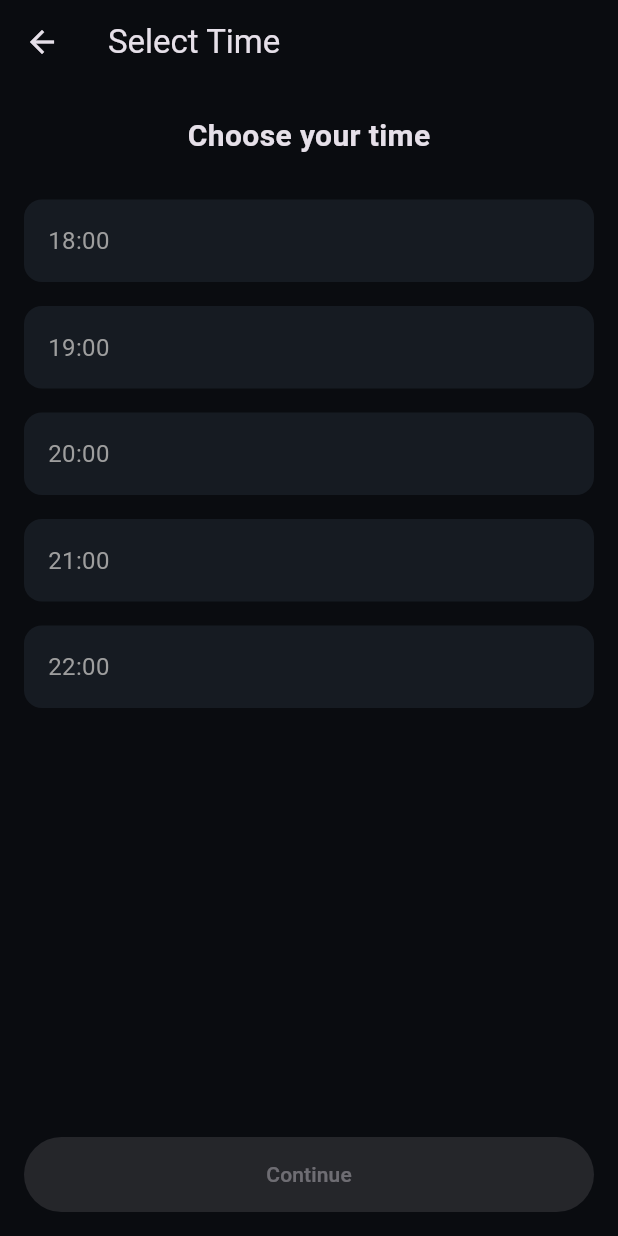
After one commit to AthayafiAM/billiard_app, a Flutter app: the SelectTimeScreen screen opened directly, on a phone screen of 412 x 824 dp. The commit adds this screen. Run offline on Flutter 3.47's test engine with Material 3 defaults, Android fonts, the phone set to English and light mode, and no system bars; network calls fail.

Commit message:
feat: complete booking flow (select table, select time, booking confirmation)

```diff
--- /dev/null
+++ b/lib/select_time_screen.dart
@@ -0,0 +1,103 @@
+import 'package:flutter/material.dart';
+import 'booking_confirmation_screen.dart';
+
+class SelectTimeScreen extends StatefulWidget {
+  const SelectTimeScreen({super.key});
+
+  @override
+  State<SelectTimeScreen> createState() => _SelectTimeScreenState();
+}
+
+class _SelectTimeScreenState extends State<SelectTimeScreen> {
+
+  int selectedIndex = -1;
+
+  final List<String> times = [
+    "18:00",
+    "19:00",
+    "20:00",
+    "21:00",
+    "22:00",
+  ];
+
+  @override
+  Widget build(BuildContext context) {
+    return Scaffold(
+      backgroundColor: const Color(0xFF0A0C10),
+      appBar: AppBar(
+        title: const Text("Select Time"),
+        backgroundColor: Colors.transparent,
+      ),
+      body: Column(
+        children: [
+
+          const SizedBox(height: 20),
+
+          const Text(
+            "Choose your time",
+            style: TextStyle(fontSize: 20, fontWeight: FontWeight.bold),
+          ),
+
+          const SizedBox(height: 20),
+
+          // 🔹 TIME LIST
+          Expanded(
+            child: ListView.builder(
+              itemCount: times.length,
+              itemBuilder: (context, index) {
+                final isSelected = selectedIndex == index;
+
+                return GestureDetector(
+                  onTap: () {
+                    setState(() {
+                      selectedIndex = index;
+                    });
+                  },
+                  child: Container(
+                    margin: const EdgeInsets.symmetric(horizontal: 16, vertical: 8),
+                    padding: const EdgeInsets.all(16),
+                    decoration: BoxDecoration(
+                      color: isSelected
+                          ? const Color(0xFF207FDF)
+                          : const Color(0xFF161B22),
+                      borderRadius: BorderRadius.circular(12),
+                    ),
+                    child: Text(
+                      times[index],
+                      style: TextStyle(
+                        color: isSelected ? Colors.white : Colors.grey,
+                        fontSize: 16,
+                      ),
+                    ),
+                  ),
+                );
+              },
+            ),
+          ),
+
+          // 🔹 BUTTON
+          Padding(
+            padding: const EdgeInsets.all(16),
+            child: ElevatedButton(
+              onPressed: selectedIndex == -1
+                  ? null
+                  : () {
+                      Navigator.push(
+                        context,
+                        MaterialPageRoute(
+                          builder: (context) => const BookingConfirmationScreen(),
+                        ),
+                      );
+                    },
+              style: ElevatedButton.styleFrom(
+                backgroundColor: const Color(0xFF207FDF),
+                minimumSize: const Size(double.infinity, 50),
+              ),
+              child: const Text("Continue"),
+            ),
+          )
+        ],
+      ),
+    );
+  }
+}
```
Also changed, not shown: lib/booking_confirmation_screen.dart (added, +179 -0 lines), lib/club_detail_screen.dart (+24 -6 lines), lib/select_table_screen.dart (added, +231 -0 lines).
